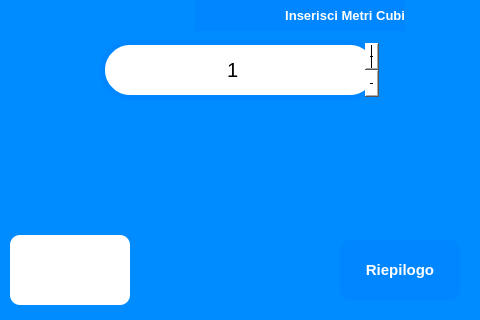
Before: the Qt Designer form view/inserisci_metri_cubi_window.ui in ISacchitella/MicroOne_v1.1, drawn with Qt 5.
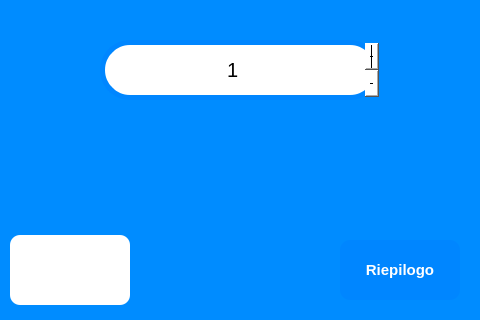
After: the same form once the commit is applied. Icons and pictures are not drawn.

The edit to the form file:
```diff
--- a/view/inserisci_metri_cubi_window.ui
+++ b/view/inserisci_metri_cubi_window.ui
@@ -33,35 +33,6 @@
     <string/>
    </property>
   </widget>
-  <widget class="QLabel" name="label">
-   <property name="geometry">
-    <rect>
-     <x>195</x>
-     <y>0</y>
-     <width>210</width>
-     <height>31</height>
-    </rect>
-   </property>
-   <property name="font">
-    <font>
-     <family>Segoe UI</family>
-     <pointsize>10</pointsize>
-     <weight>75</weight>
-     <bold>true</bold>
-    </font>
-   </property>
-   <property name="styleSheet">
-    <string notr="true">background-color: rgb(0, 134, 255);
-
-color: rgb(255, 255, 255);</string>
-   </property>
-   <property name="text">
-    <string>Inserisci Metri Cubi</string>
-   </property>
-   <property name="alignment">
-    <set>Qt::AlignRight|Qt::AlignTrailing|Qt::AlignVCenter</set>
-   </property>
-  </widget>
   <widget class="QPushButton" name="cancel_btn_">
    <property name="geometry">
     <rect>
```
Left out of the diff: 10 changed lines with no effect on the pictures.
